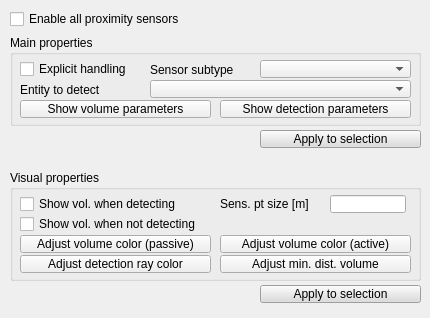
Qt form ui/qdlgproximitysensors.ui (CoppeliaRobotics/coppeliaSimLib) before a commit.
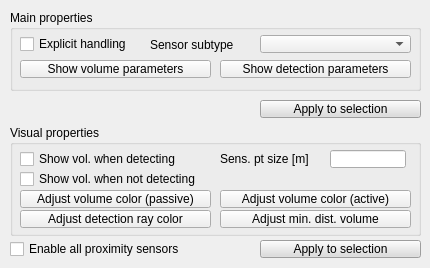
The same form after that commit.

The edit to the form file:
```diff
--- a/ui/qdlgproximitysensors.ui
+++ b/ui/qdlgproximitysensors.ui
@@ -7,7 +7,7 @@
     <x>0</x>
     <y>0</y>
     <width>430</width>
-    <height>318</height>
+    <height>268</height>
    </rect>
   </property>
   <property name="windowTitle">
@@ -23,8 +23,8 @@
    <property name="geometry">
     <rect>
      <x>10</x>
-     <y>10</y>
-     <width>281</width>
+     <y>240</y>
+     <width>211</width>
      <height>18</height>
     </rect>
    </property>
@@ -39,9 +39,9 @@
    <property name="geometry">
     <rect>
      <x>10</x>
-     <y>35</y>
+     <y>10</y>
      <width>411</width>
-     <height>91</height>
+     <height>81</height>
     </rect>
    </property>
    <property name="title">
@@ -89,34 +89,11 @@
      </rect>
     </property>
    </widget>
-   <widget class="QComboBox" name="qqEntityToDetect">
-    <property name="geometry">
-     <rect>
-      <x>140</x>
-      <y>45</y>
-      <width>261</width>
-      <height>18</height>
-     </rect>
-    </property>
-   </widget>
-   <widget class="QLabel" name="label_3">
-    <property name="geometry">
-     <rect>
-      <x>10</x>
-      <y>45</y>
-      <width>131</width>
-      <height>20</height>
-     </rect>
-    </property>
-    <property name="text">
-     <string>Entity to detect</string>
-    </property>
-   </widget>
    <widget class="QToolButton" name="qqAdjustVolume">
     <property name="geometry">
      <rect>
       <x>10</x>
-      <y>65</y>
+      <y>50</y>
       <width>191</width>
       <height>18</height>
      </rect>
@@ -135,7 +112,7 @@
     <property name="geometry">
      <rect>
       <x>210</x>
-      <y>65</y>
+      <y>50</y>
       <width>191</width>
       <height>18</height>
      </rect>
@@ -152,7 +129,7 @@
    <property name="geometry">
     <rect>
      <x>10</x>
-     <y>170</y>
+     <y>125</y>
      <width>411</width>
      <height>111</height>
     </rect>
@@ -287,7 +264,7 @@
    <property name="geometry">
     <rect>
      <x>260</x>
-     <y>130</y>
+     <y>100</y>
      <width>161</width>
      <height>18</height>
     </rect>
@@ -745,7 +722,7 @@
    <property name="geometry">
     <rect>
      <x>260</x>
-     <y>285</y>
+     <y>240</y>
      <width>161</width>
      <height>18</height>
     </rect>
```
Left out of the diff: 1 changed line with no effect on the pictures.
